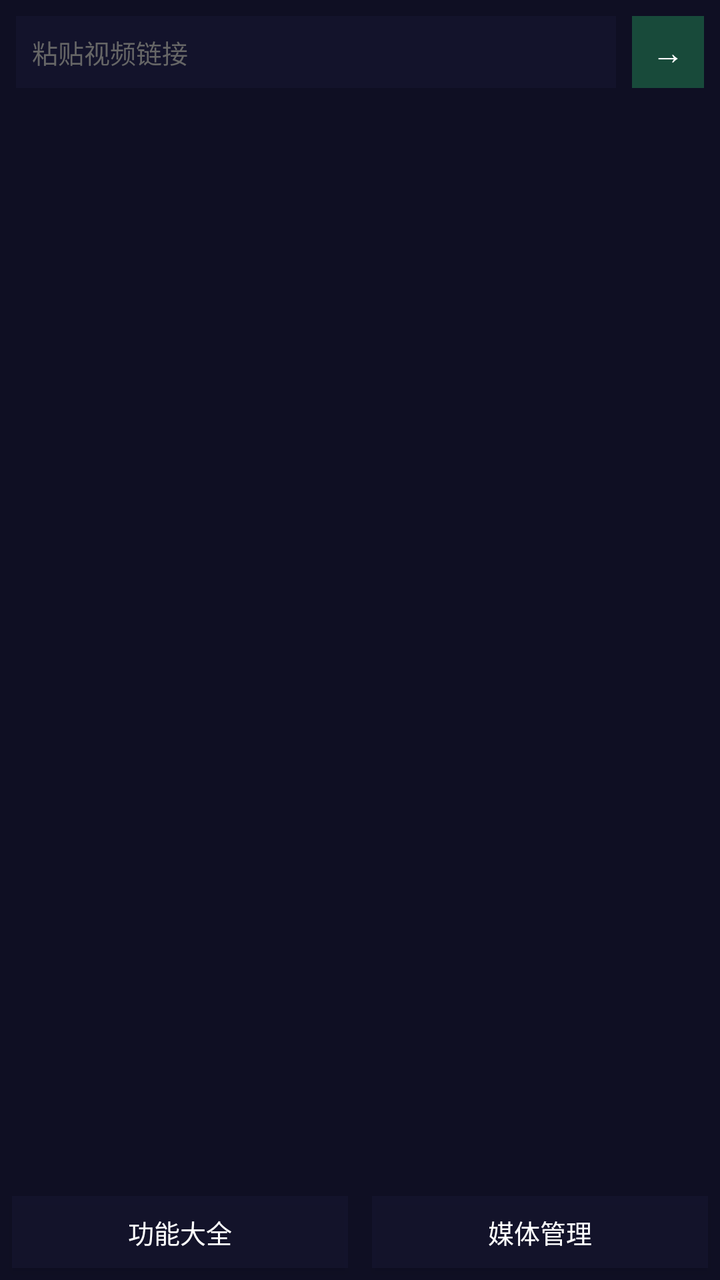
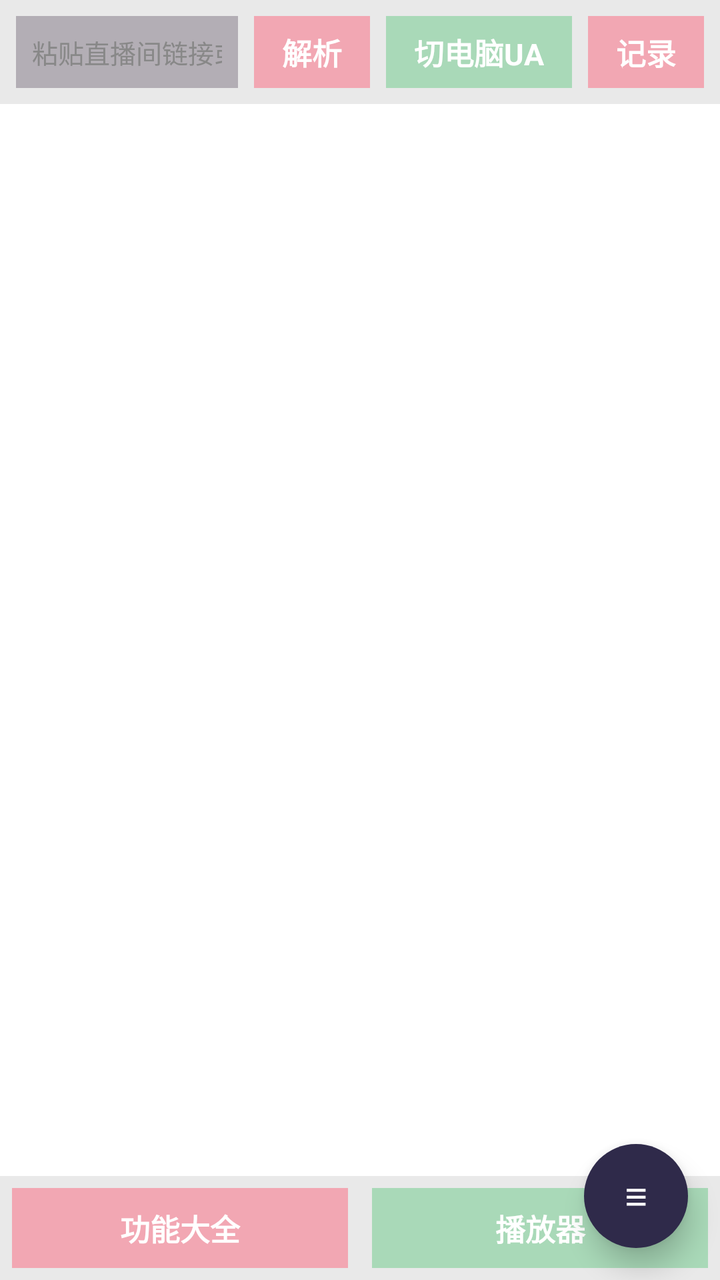

Before-and-after screenshots of an Android layout around one commit, followed by the original layout XML and the change that was made.
<!-- AndroidManifest.xml: application theme AppTheme -->
<!-- res/layout/activity_main.xml -->
<?xml version="1.0" encoding="utf-8"?>
<FrameLayout xmlns:android="http://schemas.android.com/apk/res/android"
    android:layout_width="match_parent"
    android:layout_height="match_parent"
    android:background="#0f0f23">

    
    <LinearLayout
        android:id="@+id/top_bar"
        android:layout_width="match_parent"
        android:layout_height="wrap_content"
        android:orientation="horizontal"
        android:gravity="center_vertical"
        android:background="#190f0f23"
        android:padding="8dp">

        <EditText
            android:id="@+id/et_url"
            android:layout_width="0dp"
            android:layout_height="36dp"
            android:layout_weight="1"
            android:hint="粘贴视频链接"
            android:textColorHint="#666666"
            android:textColor="#ffffff"
            android:background="#4D1e1e3f"
            android:padding="8dp"
            android:textSize="13sp"
            android:maxLines="1"
            android:singleLine="true"
            android:imeOptions="actionDone"
            android:inputType="textUri"
            android:gravity="center_vertical"/>

        <Button
            android:id="@+id/btn_go"
            android:layout_width="36dp"
            android:layout_height="36dp"
            android:text="→"
            android:textColor="#ffffff"
            android:textSize="16sp"
            android:background="#4D2ed573"
            android:layout_marginLeft="8dp"
            android:padding="0dp"
            android:minWidth="0dp"
            android:minHeight="0dp"/>
    </LinearLayout>

    
    <LinearLayout
        android:id="@+id/media_panel"
        android:layout_width="match_parent"
        android:layout_height="wrap_content"
        android:layout_gravity="bottom"
        android:orientation="vertical"
        android:background="#191a1a3e"
        android:visibility="gone"
        android:paddingBottom="56dp">

        <TextView
            android:layout_width="match_parent"
            android:layout_height="wrap_content"
            android:text="本机视频"
            android:textColor="#88ffffff"
            android:textSize="12sp"
            android:padding="8dp"/>

        <ListView
            android:id="@+id/list_media"
            android:layout_width="match_parent"
            android:layout_height="260dp"/>
    </LinearLayout>

    
    <LinearLayout
        android:id="@+id/bottom_bar"
        android:layout_width="match_parent"
        android:layout_height="48dp"
        android:layout_gravity="bottom"
        android:orientation="horizontal"
        android:background="#190f0f23">

        <Button
            android:id="@+id/btn_features"
            android:layout_width="0dp"
            android:layout_height="36dp"
            android:layout_weight="1"
            android:layout_margin="6dp"
            android:text="功能大全"
            android:textColor="#ffffff"
            android:textSize="13sp"
            android:background="#4D1e1e3f"
            android:minWidth="0dp"
            android:minHeight="0dp"/>

        <Button
            android:id="@+id/btn_media"
            android:layout_width="0dp"
            android:layout_height="36dp"
            android:layout_weight="1"
            android:layout_margin="6dp"
            android:text="媒体管理"
            android:textColor="#ffffff"
            android:textSize="13sp"
            android:background="#4D1e1e3f"
            android:minWidth="0dp"
            android:minHeight="0dp"/>
    </LinearLayout>

</FrameLayout>
<!-- resources referenced by this layout -->
<resources>
  <style name="AppTheme" parent="Theme.AppCompat.Light.DarkActionBar">
          
          <item name="colorPrimary">@color/colorPrimary</item>
          <item name="colorPrimaryDark">@color/colorPrimaryDark</item>
          <item name="colorAccent">@color/colorAccent</item>
          <item name="android:windowOptOutEdgeToEdgeEnforcement">true</item>
      </style>
  <color name="colorPrimary">#39C5BB</color>
  <color name="colorPrimaryDark">#32ada3</color>
  <color name="colorAccent">#39C5BB</color>
</resources>

<!-- the commit's change to res/layout/activity_main.xml (unified diff, before → after) -->
@@ -2,7 +2,7 @@
 <FrameLayout xmlns:android="http://schemas.android.com/apk/res/android"
     android:layout_width="match_parent"
     android:layout_height="match_parent"
-    android:background="#0f0f23">
+    android:background="#ffffff">
 
     
     <LinearLayout
@@ -11,7 +11,7 @@
         android:layout_height="wrap_content"
         android:orientation="horizontal"
         android:gravity="center_vertical"
-        android:background="#190f0f23"
+        android:background="#E9E9E9"
         android:padding="8dp">
 
         <EditText
@@ -19,91 +19,140 @@
             android:layout_width="0dp"
             android:layout_height="36dp"
             android:layout_weight="1"
-            android:hint="粘贴视频链接"
-            android:textColorHint="#666666"
+            android:hint="粘贴直播间链接或分享文"
+            android:textColorHint="#888888"
+            android:textColor="#222222"
+            android:background="#B3AEB5"
+            android:paddingLeft="8dp"
+            android:paddingRight="8dp"
+            android:textSize="13sp"
+            android:imeOptions="actionGo"
+            android:inputType="textUri"
+            android:maxLines="1"/>
+
+        <TextView
+            android:id="@+id/btn_parse"
+            android:layout_width="wrap_content"
+            android:layout_height="36dp"
+            android:gravity="center"
+            android:text="解析"
             android:textColor="#ffffff"
-            android:background="#4D1e1e3f"
-            android:padding="8dp"
-            android:textSize="13sp"
-            android:maxLines="1"
-            android:singleLine="true"
-            android:imeOptions="actionDone"
-            android:inputType="textUri"
-            android:gravity="center_vertical"/>
+            android:textStyle="bold"
+            android:textSize="15sp"
+            android:background="#F2A7B3"
+            android:paddingLeft="14dp"
+            android:paddingRight="14dp"
+            android:layout_marginLeft="8dp"/>
 
-        <Button
-            android:id="@+id/btn_go"
-            android:layout_width="36dp"
+        <TextView
+            android:id="@+id/btn_ua"
+            android:layout_width="wrap_content"
             android:layout_height="36dp"
-            android:text="→"
+            android:gravity="center"
+            android:text="切电脑UA"
             android:textColor="#ffffff"
-            android:textSize="16sp"
-            android:background="#4D2ed573"
-            android:layout_marginLeft="8dp"
-            android:padding="0dp"
-            android:minWidth="0dp"
-            android:minHeight="0dp"/>
+            android:textStyle="bold"
+            android:textSize="15sp"
+            android:background="#A9D9B8"
+            android:paddingLeft="14dp"
+            android:paddingRight="14dp"
+            android:layout_marginLeft="8dp"/>
+
+        <TextView
+            android:id="@+id/btn_records"
+            android:layout_width="wrap_content"
+            android:layout_height="36dp"
+            android:gravity="center"
+            android:text="记录"
+            android:textColor="#ffffff"
+            android:textStyle="bold"
+            android:textSize="15sp"
+            android:background="#F2A7B3"
+            android:paddingLeft="14dp"
+            android:paddingRight="14dp"
+            android:layout_marginLeft="8dp"/>
     </LinearLayout>
 
     
     <LinearLayout
-        android:id="@+id/media_panel"
+        android:id="@+id/bottom_panel"
         android:layout_width="match_parent"
         android:layout_height="wrap_content"
         android:layout_gravity="bottom"
         android:orientation="vertical"
-        android:background="#191a1a3e"
-        android:visibility="gone"
-        android:paddingBottom="56dp">
+        android:background="#CC191a3e"
+        android:visibility="gone">
 
-        <TextView
+        <ScrollView
+            android:id="@+id/scroll_records"
             android:layout_width="match_parent"
-            android:layout_height="wrap_content"
-            android:text="本机视频"
-            android:textColor="#88ffffff"
-            android:textSize="12sp"
-            android:padding="8dp"/>
+            android:layout_height="220dp">
 
-        <ListView
-            android:id="@+id/list_media"
-            android:layout_width="match_parent"
-            android:layout_height="260dp"/>
+            <LinearLayout
+                android:id="@+id/layout_records"
+                android:layout_width="match_parent"
+                android:layout_height="wrap_content"
+                android:orientation="vertical"
+                android:padding="8dp"/>
+        </ScrollView>
     </LinearLayout>
 
     
     <LinearLayout
         android:id="@+id/bottom_bar"
         android:layout_width="match_parent"
-        android:layout_height="48dp"
+        android:layout_height="wrap_content"
         android:layout_gravity="bottom"
         android:orientation="horizontal"
-        android:background="#190f0f23">
+        android:background="#E9E9E9">
 
-        <Button
+        <TextView
             android:id="@+id/btn_features"
             android:layout_width="0dp"
-            android:layout_height="36dp"
+            android:layout_height="40dp"
             android:layout_weight="1"
-            android:layout_margin="6dp"
+            android:gravity="center"
             android:text="功能大全"
             android:textColor="#ffffff"
-            android:textSize="13sp"
-            android:background="#4D1e1e3f"
-            android:minWidth="0dp"
-            android:minHeight="0dp"/>
+            android:textStyle="bold"
+            android:textSize="15sp"
+            android:background="#F2A7B3"
+            android:layout_margin="6dp"/>
 
-        <Button
-            android:id="@+id/btn_media"
+        <TextView
+            android:id="@+id/btn_player"
             android:layout_width="0dp"
-            android:layout_height="36dp"
+            android:layout_height="40dp"
             android:layout_weight="1"
-            android:layout_margin="6dp"
-            android:text="媒体管理"
+            android:gravity="center"
+            android:text="播放器"
             android:textColor="#ffffff"
-            android:textSize="13sp"
-            android:background="#4D1e1e3f"
-            android:minWidth="0dp"
-            android:minHeight="0dp"/>
+            android:textStyle="bold"
+            android:textSize="15sp"
+            android:background="#A9D9B8"
+            android:layout_margin="6dp"/>
     </LinearLayout>
 
+    
+    <FrameLayout
+        android:id="@+id/btn_toggle_top"
+        android:layout_width="52dp"
+        android:layout_height="52dp"
+        android:layout_gravity="bottom|end"
+        android:layout_margin="16dp"
+        android:layout_marginBottom="72dp"
+        android:background="@drawable/fab_circle"
+        android:elevation="8dp"
+        android:clickable="true"
+        android:focusable="true">
+
+        <TextView
+            android:layout_width="wrap_content"
+            android:layout_height="wrap_content"
+            android:layout_gravity="center"
+            android:text="≡"
+            android:textColor="#ffffff"
+            android:textSize="20sp"/>
+    </FrameLayout>
+
 </FrameLayout>
<!-- resource entries referenced after the edit -->
@@ -1,5 +1,11 @@
 <!-- resources referenced by this layout -->
 <resources>
+  <!-- drawable fab_circle (drawable) -->
+  <?xml version="1.0" encoding="utf-8"?>
+  <shape xmlns:android="http://schemas.android.com/apk/res/android">
+      <solid android:color="#2F2A4A"/>
+      <corners android:radius="26dp"/>
+  </shape>
   <style name="AppTheme" parent="Theme.AppCompat.Light.DarkActionBar">
           
           <item name="colorPrimary">@color/colorPrimary</item>
